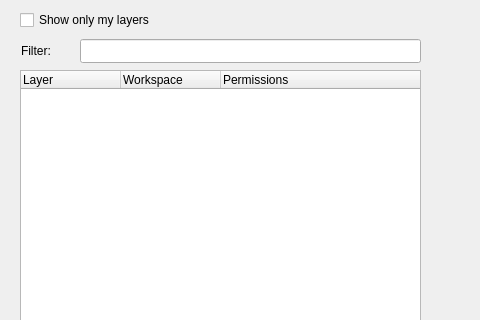
Qt form dlg_addLayer.ui (LESPROJEKT/qgis-layman-plugin) before a commit; both pictures show x 0 to 480 and y 0 to 320 of the 800 by 500 pixel window.
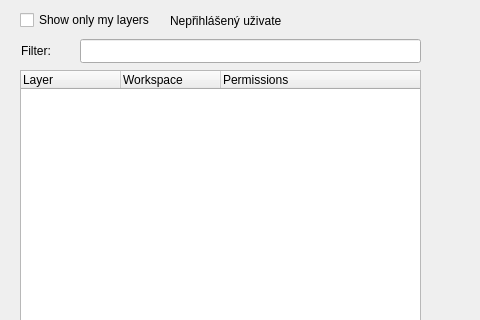
The same form after that commit. Custom widgets are drawn as their Qt base class.

What changed in the file:
```diff
--- a/dlg_addLayer.ui
+++ b/dlg_addLayer.ui
@@ -249,6 +249,19 @@
     <string>Filter:</string>
    </property>
   </widget>
+  <widget class="QLabel" name="label_noUser">
+   <property name="geometry">
+    <rect>
+     <x>170</x>
+     <y>13</y>
+     <width>111</width>
+     <height>16</height>
+    </rect>
+   </property>
+   <property name="text">
+    <string>Nepřihlášený uživatel</string>
+   </property>
+  </widget>
  </widget>
  <customwidgets>
   <customwidget>
```
